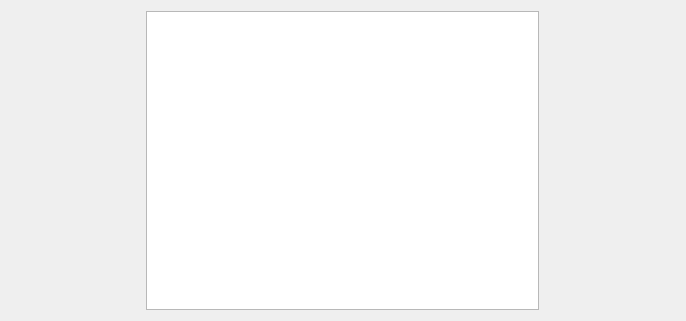
This is interface.ui in mandeeps708/PluginManager as Qt 5 draws it before an edit. The edited form follows.
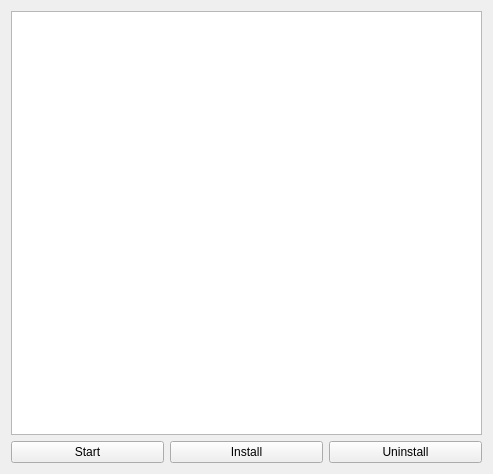
This is the edited form.

The edit to the form file:
```diff
--- a/interface.ui
+++ b/interface.ui
@@ -6,23 +6,45 @@
    <rect>
     <x>0</x>
     <y>0</y>
-    <width>686</width>
-    <height>321</height>
+    <width>493</width>
+    <height>474</height>
    </rect>
   </property>
   <property name="windowTitle">
    <string>Form</string>
   </property>
   <layout class="QGridLayout" name="gridLayout">
+   <item row="1" column="0">
+    <layout class="QHBoxLayout" name="buttons">
+     <item>
+      <widget class="QPushButton" name="start_bt">
+       <property name="text">
+        <string>Start</string>
+       </property>
+      </widget>
+     </item>
+     <item>
+      <widget class="QPushButton" name="install_bt">
+       <property name="text">
+        <string>Install</string>
+       </property>
+      </widget>
+     </item>
+     <item>
+      <widget class="QPushButton" name="uninstall_bt">
+       <property name="text">
+        <string>Uninstall</string>
+       </property>
+      </widget>
+     </item>
+    </layout>
+   </item>
    <item row="0" column="0">
-    <widget class="QListWidget" name="tablu">
-     <property name="maximumSize">
-      <size>
-       <width>393</width>
-       <height>16777215</height>
-      </size>
-     </property>
-    </widget>
+    <layout class="QVBoxLayout" name="vertical">
+     <item>
+      <widget class="QListWidget" name="pluginlist"/>
+     </item>
+    </layout>
    </item>
   </layout>
  </widget>
```
